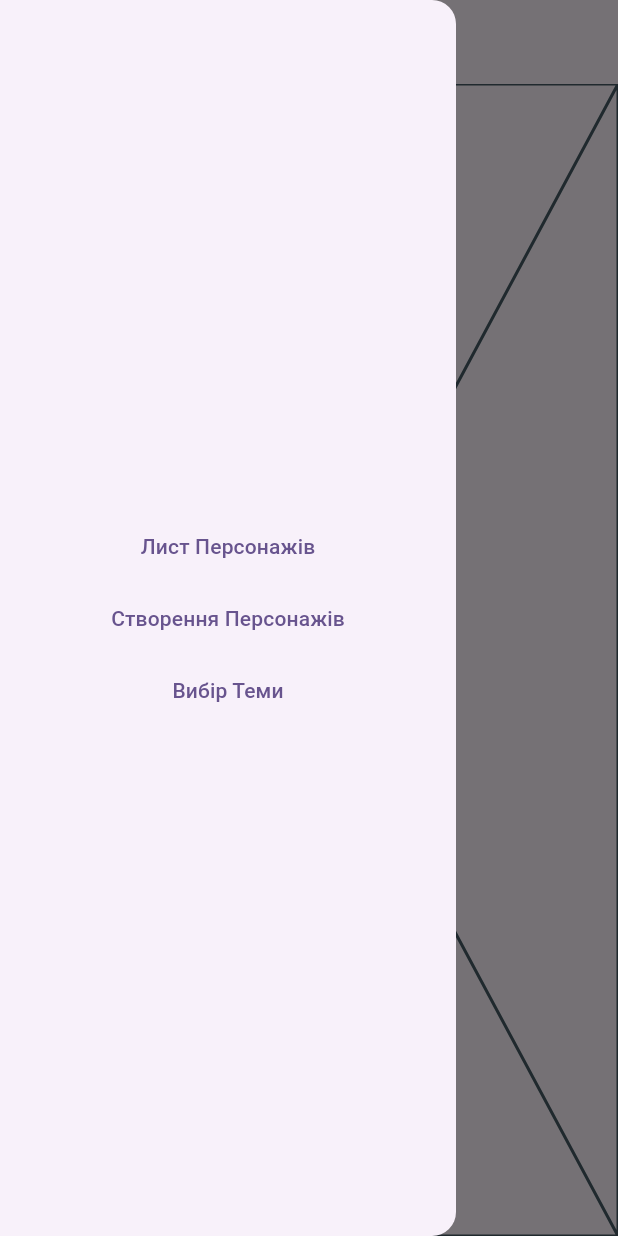
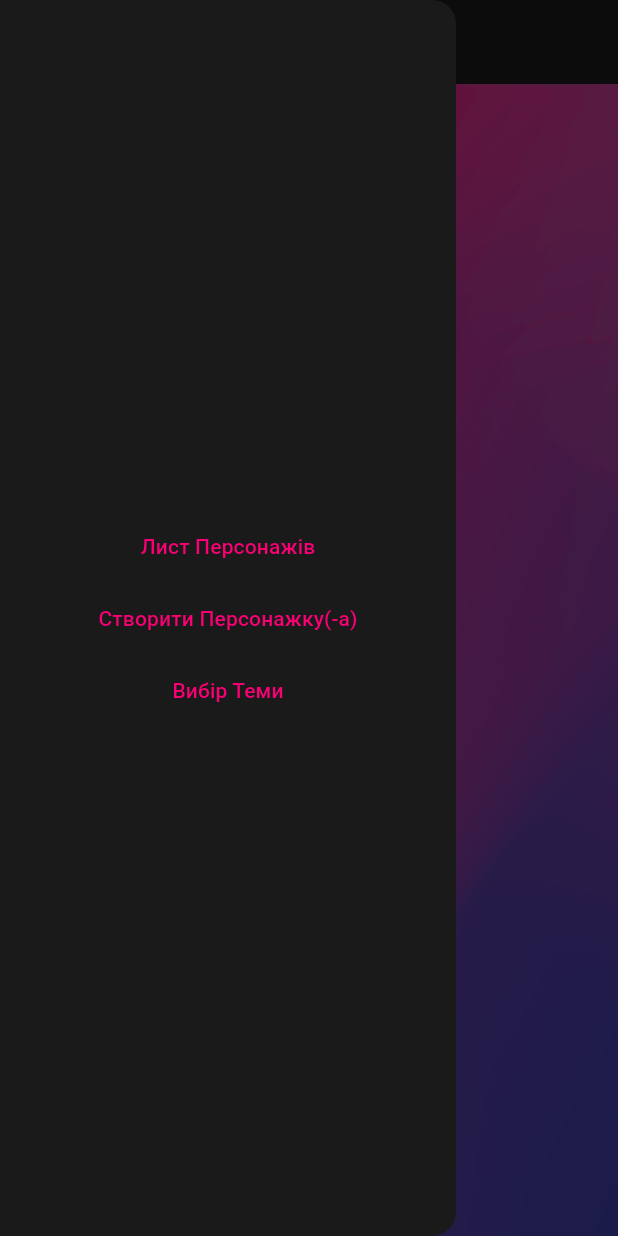
Before and after one commit to Aidaman/phlegeton_character_finance_manager, a Flutter app: the screen it shows after launch, after a tap on the "menu" icon, on a phone screen of 412 x 824 dp. Run offline on Flutter 3.47's test engine with Material 3 defaults, Android fonts, the phone set to English and light mode, and no system bars; our stand-ins replace flutter_svg, gap; statements that could not run were skipped; project files that could hold a hidden picture were left out.

Commit message:
made themes a thing, added saving loading and creating characters a thing too, and couple of other tstuff

```diff
--- /dev/null
+++ b/lib/core/services/app_directories_service.dart
@@ -0,0 +1,42 @@
+import 'dart:io';
+
+import 'package:path_provider/path_provider.dart';
+
+enum AppDirectories {
+  appDirectory,
+  userContent,
+  characters,
+}
+
+extension AppDirectoriesPaths on AppDirectories {
+  String get path => switch (this) {
+        AppDirectories.appDirectory => 'phlegeton_purse',
+        AppDirectories.userContent => 'phlegeton_purse/user_content',
+        AppDirectories.characters => 'phlegeton_purse/user_content/characters',
+      };
+}
+
+class AppDirectoriesService {
+  static final AppDirectoriesService _singleton =
+      AppDirectoriesService._internal();
+
+  factory AppDirectoriesService() => _singleton;
+
+  AppDirectoriesService._internal();
+
+  Future ensureDirectories() async {
+    var appDocDir = await getApplicationDocumentsDirectory();
+
+    for (var directory in AppDirectories.values) {
+      await _ensureDir(Directory('${appDocDir.path}/${directory.path}'));
+    }
+  }
+
+  _ensureDir(Directory dir) async {
+    if (!await dir.exists()) {
+      await dir.create(recursive: true);
+    }
+  }
+}
+
+final AppDirectoriesService appDirectoriesService = AppDirectoriesService();
--- /dev/null
+++ b/lib/core/themes/themes_provider.dart
@@ -0,0 +1,15 @@
+import 'package:flutter/material.dart';
+import 'package:phlegeton_character_finance_manager/core/themes/themes.dart';
+
+class ThemesProvider with ChangeNotifier {
+  Themes _currentTheme;
+
+  Themes get currentTheme => _currentTheme;
+  set currentTheme(Themes value) {
+    _currentTheme = value;
+    notifyListeners();
+  }
+
+  ThemesProvider({Themes currentTheme = Themes.themeB})
+      : _currentTheme = currentTheme;
+}
--- /dev/null
+++ b/lib/features/character_purce/services/character_service.dart
@@ -0,0 +1,54 @@
+import 'dart:convert';
+import 'dart:io';
+
+import 'package:flutter/material.dart';
+import 'package:path_provider/path_provider.dart';
+import 'package:phlegeton_character_finance_manager/core/services/app_directories_service.dart';
+import 'package:phlegeton_character_finance_manager/features/character_purce/models/character.dart';
+import 'package:phlegeton_character_finance_manager/features/character_purce/services/character_io_service.dart';
+import 'package:uuid/uuid.dart';
+
+class CharacterService with ChangeNotifier {
+  final List<Character> _characters = [];
+  List<Character> get characters => _characters;
+
+  loadCharacters() async {
+    if (characters.isNotEmpty) {
+      return;
+    }
+
+    final Directory appDocDir = await getApplicationDocumentsDirectory();
+    final Directory characterDirectory = Directory(
+      '${appDocDir.path}/${AppDirectories.characters.path}',
+    );
+
+    if (!await characterDirectory.exists()) {
+      throw Exception('user content directory with characters does not exist');
+    }
+
+    List<FileSystemEntity> files = characterDirectory.listSync();
+    for (FileSystemEntity file in files) {
+      if (file is File) {
+        try {
+          String content = await file.readAsString();
+          characters.add(Character.fromJson(json.decode(content)));
+        } catch (e) {
+          rethrow;
+        }
+      }
+    }
+
+    notifyListeners();
+  }
+
+  createCharacter(String name) {
+    final newCharacter = Character(
+      id: const Uuid().v4(),
+      name: name,
+      purse: [],
+    );
+
+    _characters.add(newCharacter);
+    characterIoService.saveCharacter(newCharacter);
+  }
+}
--- a/lib/features/homepage/page/homepage.dart
+++ b/lib/features/homepage/page/homepage.dart
@@ -1,5 +1,10 @@
 import 'package:flutter/material.dart';
+import 'package:gap/gap.dart';
+import 'package:phlegeton_character_finance_manager/features/character_purce/models/character.dart';
+import 'package:phlegeton_character_finance_manager/features/character_purce/services/character_service.dart';
 import 'package:phlegeton_character_finance_manager/features/shared_drawer/shared_drawer.dart';
+import 'package:phlegeton_character_finance_manager/features/themed_page_background/themed_page_background.dart';
+import 'package:provider/provider.dart';
 
 class Homepage extends StatelessWidget {
   final GlobalKey<ScaffoldState> _scaffoldKey = GlobalKey<ScaffoldState>();
@@ -8,6 +13,9 @@ class Homepage extends StatelessWidget {
 
   @override
   Widget build(BuildContext context) {
+    final List<Character> characters =
+        context.watch<CharacterService>().characters;
+
     return Scaffold(
       key: _scaffoldKey,
       appBar: AppBar(
@@ -16,8 +24,17 @@ class Homepage extends StatelessWidget {
           onPressed: () => _scaffoldKey.currentState?.openDrawer(),
         ),
       ),
-      drawer: SharedDrawer(),
-      body: const Placeholder(),
+      drawer: const SharedDrawer(),
+      body: ThemedPageBackground(
+        child: ListView.separated(
+          itemCount: characters.length,
+          separatorBuilder: (context, index) => const Gap(16),
+          itemBuilder: (context, index) => FilledButton(
+            onPressed: () {},
+            child: Text(characters.elementAt(index).name),
+          ),
+        ),
+      ),
     );
   }
 }
--- a/lib/features/shared_drawer/shared_drawer.dart
+++ b/lib/features/shared_drawer/shared_drawer.dart
@@ -1,16 +1,24 @@
 import 'package:flutter/material.dart';
+import 'package:phlegeton_character_finance_manager/features/homepage/widgets/create_character_dialog.dart';
+import 'package:phlegeton_character_finance_manager/features/homepage/widgets/select_theme_dialog.dart';
 
 class SharedDrawer extends StatelessWidget {
-  final Map<String, void Function()> _navigationButtons = {
-    'Лист Персонажів': () {},
-    'Створення Персонажів': () {},
-    'Вибір Теми': () {},
-  };
-
-  SharedDrawer({super.key});
+  const SharedDrawer({super.key});
 
   @override
   Widget build(BuildContext context) {
+    final Map<String, void Function()> navigationButtons = {
+      'Лист Персонажів': () {},
+      'Створити Персонажку(-а)': () => showAdaptiveDialog(
+            context: context,
+            builder: (context) => const CreateCharacterDialog(),
+          ),
+      'Вибір Теми': () => showAdaptiveDialog(
+            context: context,
+            builder: (context) => const SelectThemeDialog(),
+          ),
+    };
+
     return Drawer(
       child: Container(
         padding: const EdgeInsets.symmetric(
@@ -20,11 +28,11 @@ class SharedDrawer extends StatelessWidget {
         child: Center(
           child: ListView.builder(
             shrinkWrap: true,
-            itemCount: _navigationButtons.length,
+            itemCount: navigationButtons.length,
             itemBuilder: (context, index) => TextButton(
-              onPressed: _navigationButtons.entries.elementAt(index).value,
+              onPressed: navigationButtons.entries.elementAt(index).value,
               child: Text(
-                _navigationButtons.entries.elementAt(index).key,
+                navigationButtons.entries.elementAt(index).key,
               ),
             ),
           ),
--- /dev/null
+++ b/lib/features/themed_page_background/themed_page_background.dart
@@ -0,0 +1,32 @@
+import 'package:flutter/material.dart';
+import 'package:flutter_svg/svg.dart';
+import 'package:phlegeton_character_finance_manager/core/themes/themes.dart';
+import 'package:phlegeton_character_finance_manager/core/themes/themes_provider.dart';
+import 'package:provider/provider.dart';
+
+class ThemedPageBackground extends StatelessWidget {
+  final Widget child;
+  const ThemedPageBackground({super.key, required this.child});
+
+  @override
+  Widget build(BuildContext context) {
+    return Stack(
+      children: [
+        SvgPicture.asset(
+          context.watch<ThemesProvider>().currentTheme.assetBackgroundPath,
+          // alignment: Alignment.center,
+          width: MediaQuery.sizeOf(context).width,
+          height: MediaQuery.sizeOf(context).height,
+          fit: BoxFit.fill,
+        ),
+        Container(
+          padding: const EdgeInsets.symmetric(
+            horizontal: 8.0,
+            vertical: 16.0,
+          ),
+          child: child,
+        ),
+      ],
+    );
+  }
+}
--- a/lib/main.dart
+++ b/lib/main.dart
@@ -1,21 +1,55 @@
 import 'package:flutter/material.dart';
 import 'package:phlegeton_character_finance_manager/core/routing/app_routes.dart';
+import 'package:phlegeton_character_finance_manager/core/services/app_directories_service.dart';
+import 'package:phlegeton_character_finance_manager/core/themes/themes.dart';
+import 'package:phlegeton_character_finance_manager/core/themes/themes_provider.dart';
+import 'package:phlegeton_character_finance_manager/features/character_purce/services/character_service.dart';
+import 'package:provider/provider.dart';
 
 void main() {
-  runApp(const MyApp());
+  runApp(
+    MultiProvider(
+      providers: [
+        ChangeNotifierProvider(
+          create: (_) => CharacterService(),
+        ),
+        ChangeNotifierProvider(
+          create: (_) => ThemesProvider(),
+        )
+      ],
+      child: const MyApp(),
+    ),
+  );
 }
 
-class MyApp extends StatelessWidget {
+class MyApp extends StatefulWidget {
   const MyApp({super.key});
+
+  @override
+  State<MyApp> createState() => _MyAppState();
+}
+
+class _MyAppState extends State<MyApp> {
+  _initDirectories() async {
+    await appDirectoriesService.ensureDirectories();
+  }
+
+  _initCharacters() async {
+    await context.read<CharacterService>().loadCharacters();
+  }
+
+  @override
+  void initState() {
+    super.initState();
+    _initDirectories();
+    _initCharacters();
+  }
 
   @override
   Widget build(BuildContext context) {
     return MaterialApp(
       title: 'Flutter Demo',
-      theme: ThemeData(
-        colorScheme: ColorScheme.fromSeed(seedColor: Colors.deepPurple),
-        useMaterial3: true,
-      ),
+      theme: context.watch<ThemesProvider>().currentTheme.themeData,
       initialRoute: AppRoutes.homepage.destination,
       routes: Map.fromEntries(
         AppRoutes.values.map(
```
Also changed, not shown: lib/core/themes/themes.dart (+26 -12 lines), lib/features/character_purce/services/character_io_service.dart (added, +49 -0 lines), lib/features/homepage/widgets/create_character_dialog.dart (added, +52 -0 lines), lib/features/homepage/widgets/select_theme_dialog.dart (added, +78 -0 lines), pubspec.yaml (+14 -0 lines), assets/backgrounds/theme_b.svg (added), assets/backgrounds/theme_g.svg (added), assets/backgrounds/theme_l.svg (added), assets/backgrounds/theme_t.svg (added), assets/theme_icons/theme_b_icon.png (added), assets/theme_icons/theme_g_icon.png (added), assets/theme_icons/theme_l_icon.png (added), assets/theme_icons/theme_t_icon.png (added), pubspec.lock, 1 other file.
